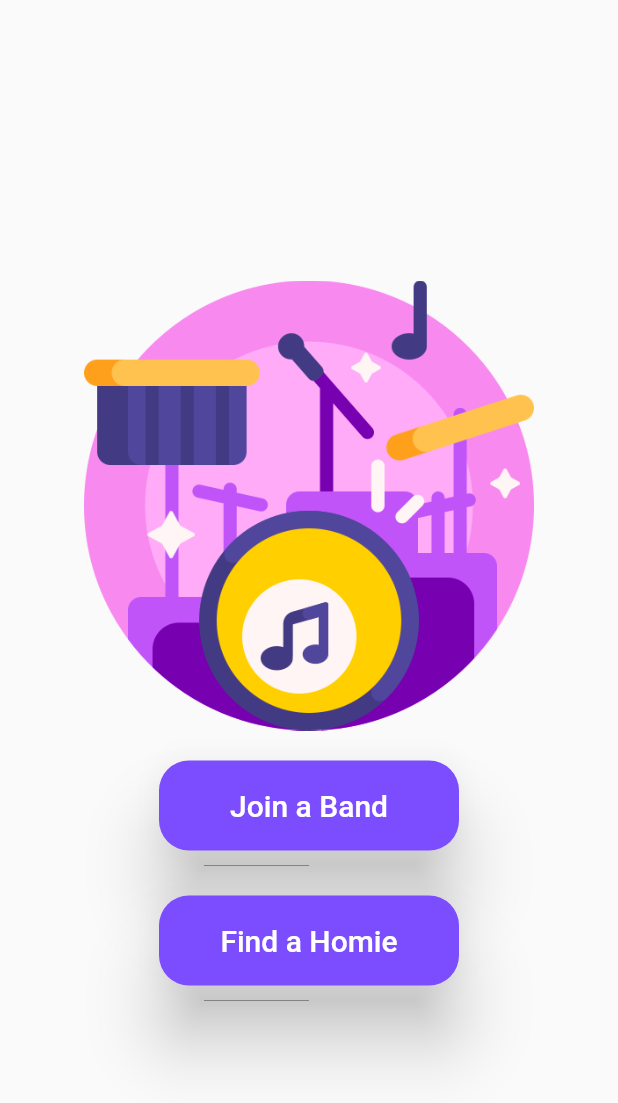
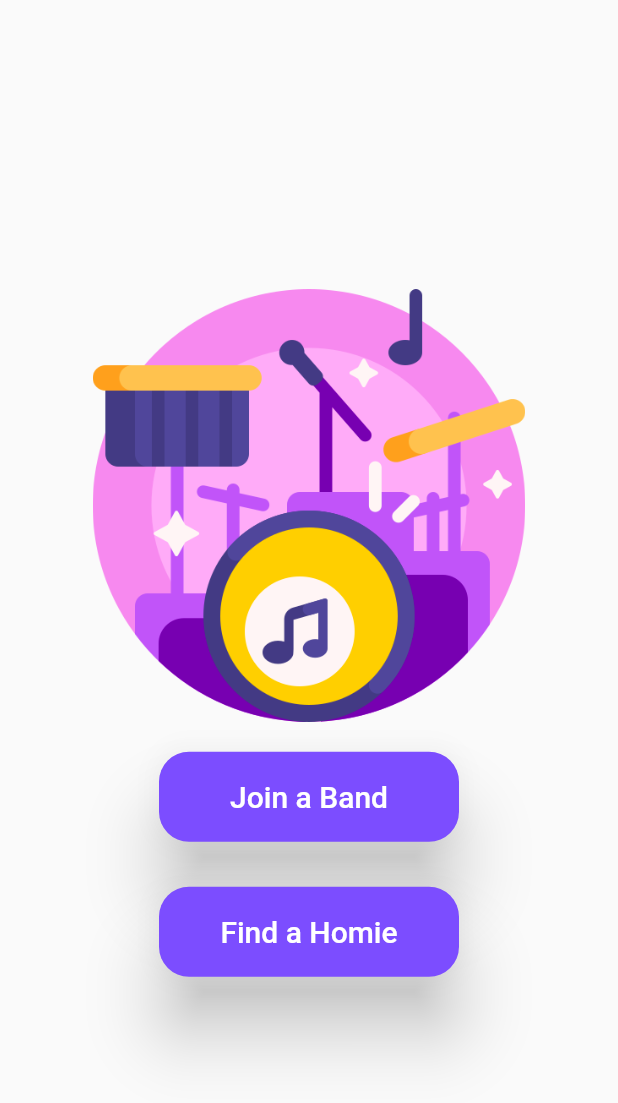
Before and after one commit to reeshaa/ResoMate, a Flutter app: the screen it shows after launch, on a phone screen of 412 x 824 dp. Shown: the top 1103 px of the screen. Run offline on Flutter 3.47's test engine with Material 2 defaults, Android fonts, the phone set to English and light mode, and no system bars; our stand-ins replace cloud_firestore, firebase_auth, fluttertoast; missing offline and left inert: jumping_bottom_nav_bar; accounts and stored records are empty.

Commit message:
matapp removed

```diff
--- a/lib/main.dart
+++ b/lib/main.dart
@@ -9,6 +9,7 @@ class MainPage extends StatelessWidget {
   @override
   Widget build(BuildContext context) {
     return MaterialApp(
+      debugShowCheckedModeBanner: false,
       home: Scaffold(
         body: BandSolo(),
       ),
@@ -19,6 +20,8 @@ class MainPage extends StatelessWidget {
 class BandSolo extends StatelessWidget {
   @override
   Widget build(BuildContext context) {
+    Size size = MediaQuery.of(context).size;
+
     return Scaffold(
       body: SafeArea(
           child: Container(
@@ -31,7 +34,7 @@ class BandSolo extends StatelessWidget {
                 padding: EdgeInsets.all(20),
                 child: Image.asset(
                   'assets/entertainment (1).png',
-                  width: 300,
+                  width: size.width * 0.7,
                   fit: BoxFit.fitHeight,
                 ),
               ),
--- a/lib/screens/home.dart
+++ b/lib/screens/home.dart
@@ -11,9 +11,7 @@ class Home extends StatefulWidget {
 class _HomeState extends State<Home> {
   @override
   Widget build(BuildContext context) {
-    return MaterialApp(
-        debugShowCheckedModeBanner: false,
-        home: Scaffold(
+    return Scaffold(
       backgroundColor: Colors.white,
       body: StreamBuilder<QuerySnapshot>(
           stream: Firestore.instance.collection('bands').snapshots(),
@@ -79,6 +77,6 @@ class _HomeState extends State<Home> {
               return Center(child: CircularProgressIndicator());
             }
           }),
-        ));
+    );
   }
 }
```
Also changed, not shown: lib/screens/commonpage.dart (+2 -6 lines), lib/screens/drawerwidget.dart (+4 -6 lines), lib/screens/profile.dart (+3 -5 lines). Lines whose indentation alone changed are shown as unchanged.
